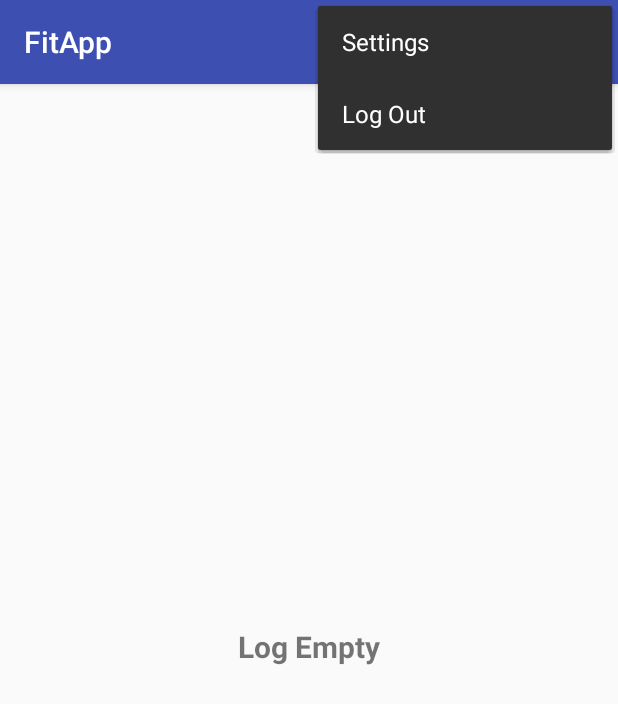
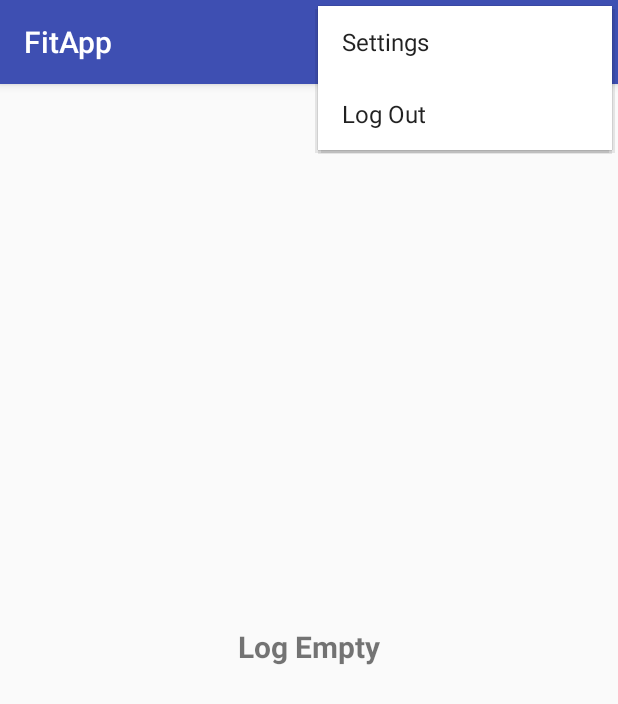
Before and after one commit to zaidsbaghal/FitTrak, an Android app: the screen it shows after launch once a user with an empty profile is signed in (mainLogActivity), with the options menu open, on a phone screen of 412 x 824 dp. Shown: the top 704 px of the screen. Run offline under Robolectric (Android 15) with nearby library versions, the phone set to English and light mode, and no system bars; our stand-ins replace Firebase (no records; nobody signed in at launch, a user with empty details on screens opened directly).

Commit message:
colors and other details

```diff
--- a/FitnessTracker/app/src/main/AndroidManifest.xml
+++ b/FitnessTracker/app/src/main/AndroidManifest.xml
@@ -12,7 +12,8 @@
         <activity android:name=".mainLogActivity"></activity>
         <activity
             android:name=".loginActivity"
-            android:windowSoftInputMode="adjustPan">
+            android:windowSoftInputMode="adjustPan"
+            android:theme="@style/SplashTheme">
             <intent-filter>
                 <action android:name="android.intent.action.MAIN" />
 
--- a/FitnessTracker/app/src/main/java/com/example/fitnesstracker/mainLogActivity.java
+++ b/FitnessTracker/app/src/main/java/com/example/fitnesstracker/mainLogActivity.java
@@ -32,6 +32,7 @@ public class mainLogActivity extends AppCompatActivity {
     @Override
     protected void onCreate(Bundle savedInstanceState) {
         super.onCreate(savedInstanceState);
+        setTheme(R.style.AppTheme);
         setContentView(R.layout.activity_main_log);
 
         Toolbar toolbar = findViewById(R.id.toolbar);
--- a/FitnessTracker/app/src/main/res/drawable/ic_baseline_calendar_today_24px.xml
+++ b/FitnessTracker/app/src/main/res/drawable/ic_baseline_calendar_today_24px.xml
@@ -4,6 +4,6 @@
     android:viewportWidth="24"
     android:viewportHeight="24">
   <path
-      android:fillColor="#FF000000"
+      android:fillColor="#FFFFFF"
       android:pathData="M20,3h-1L19,1h-2v2L7,3L7,1L5,1v2L4,3c-1.1,0 -2,0.9 -2,2v16c0,1.1 0.9,2 2,2h16c1.1,0 2,-0.9 2,-2L22,5c0,-1.1 -0.9,-2 -2,-2zM20,21L4,21L4,8h16v13z"/>
 </vector>
--- /dev/null
+++ b/FitnessTracker/app/src/main/res/drawable/splash.xml
@@ -0,0 +1,10 @@
+<?xml version="1.0" encoding="utf-8"?>
+<layer-list xmlns:android="http://schemas.android.com/apk/res/android"
+    android:opacity="opaque">
+    <item android:drawable="@drawable/grad_bg"/>
+    <item>
+        <bitmap
+            android:gravity="center"
+            android:src="@mipmap/ic_launcher_foreground"/>
+    </item>
+</layer-list>
--- a/FitnessTracker/app/src/main/res/layout/activity_main_log.xml
+++ b/FitnessTracker/app/src/main/res/layout/activity_main_log.xml
@@ -32,4 +32,18 @@
         app:layout_constraintTop_toBottomOf="@+id/toolbar"
         app:layout_constraintVertical_bias="0.488" />
 
+    <android.support.v7.widget.RecyclerView
+        android:layout_width="394dp"
+        android:layout_height="640dp"
+        android:layout_marginStart="8dp"
+        android:layout_marginLeft="8dp"
+        android:layout_marginTop="8dp"
+        android:layout_marginEnd="8dp"
+        android:layout_marginRight="8dp"
+        android:layout_marginBottom="8dp"
+        app:layout_constraintBottom_toBottomOf="parent"
+        app:layout_constraintEnd_toEndOf="parent"
+        app:layout_constraintStart_toStartOf="parent"
+        app:layout_constraintTop_toBottomOf="@+id/toolbar" />
+
 </android.support.constraint.ConstraintLayout>
--- a/FitnessTracker/app/src/main/res/layout/toolbar.xml
+++ b/FitnessTracker/app/src/main/res/layout/toolbar.xml
@@ -6,6 +6,6 @@
     android:background="@color/gradStart"
     android:elevation="4dp"
     android:theme="@style/ThemeOverlay.AppCompat.Dark.ActionBar"
-    app:title="FitApp">
-
+    app:title="FitApp"
+    app:popupTheme="@style/PopupMenuStyle">
 </android.support.v7.widget.Toolbar>
--- a/FitnessTracker/app/src/main/res/menu/main_log_menu.xml
+++ b/FitnessTracker/app/src/main/res/menu/main_log_menu.xml
@@ -8,7 +8,8 @@
         android:id="@+id/calendar"
         android:title="Calendar"
         android:icon="@drawable/ic_baseline_calendar_today_24px"
-        app:showAsAction="always"/>
+        app:showAsAction="always"
+        android:iconTint="@color/white"/>
 
     <item
         android:id="@+id/settings"
--- a/FitnessTracker/app/src/main/res/values/styles.xml
+++ b/FitnessTracker/app/src/main/res/values/styles.xml
@@ -21,4 +21,12 @@
 
     <style name="AppTheme.PopupOverlay" parent="ThemeOverlay.AppCompat.Light" />
 
+    <style name="SplashTheme" parent="AppTheme">
+        <item name="android:windowBackground">@drawable/splash</item>
+    </style>
+
+    <style name="PopupMenuStyle" parent="Theme.AppCompat.Light">
+        <item name="android:background">@android:color/white</item>
+    </style>
+
 </resources>
```
